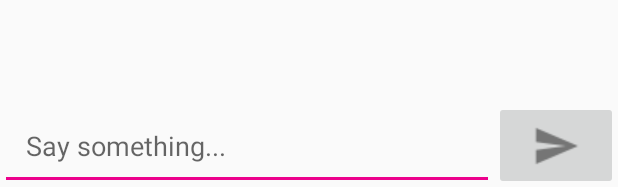
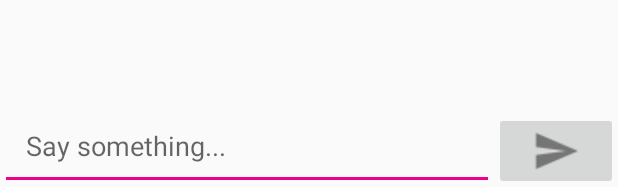
Before and after one commit to fleckc3/Gigiddy, an Android app: the layout activity_group_chat.xml on its own in the app's theme, with its tools: preview values and no code run, on a phone screen of 412 x 824 dp. Shown: the part 1046-1233 px from the top of the screen. Run offline under Robolectric (Android 15) with nearby library versions, the phone set to English and light mode, and no system bars.

Commit message:
fixed autoscroll to bottom for new messages

```diff
--- a/app/src/main/res/layout/activity_group_chat.xml
+++ b/app/src/main/res/layout/activity_group_chat.xml
@@ -35,7 +35,7 @@
                 android:textColor="@android:color/background_dark"
                 android:layout_marginStart="2dp"
                 android:layout_marginEnd="2dp"
-                android:layout_marginBottom="50dp"/>
+                android:layout_marginBottom="30dp"/>
         </LinearLayout>
     </ScrollView>
 
@@ -54,15 +54,15 @@
             android:hint="Say something..."
             android:padding="17dp"
             android:layout_weight="4"
-            android:maxLength="30"
-            android:maxLines="1"/>
+            />
 
         <ImageButton
             android:id="@+id/send_message_btn"
             android:layout_width="0dp"
-            android:layout_height="match_parent"
+            android:layout_height="wrap_content"
             android:src="@drawable/send_message"
-            android:layout_weight="1"/>
+            android:layout_weight="1"
+            android:layout_gravity="bottom"/>
 
     </LinearLayout>
 
```
Also changed, not shown: app/src/main/java/sda/oscail/edu/gigiddy/GroupChat.java (+17 -0 lines).
